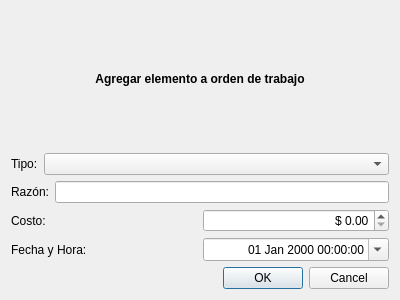
Old version of the form trunk/plugins/ordentrabajo/dhistorialordentrabajo.ui in the repository chungote/gestotux.
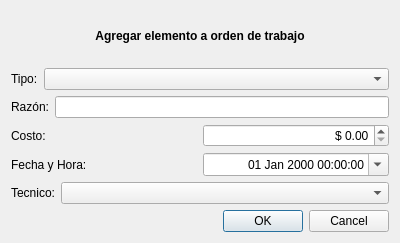
New version of the form. Custom widgets are drawn as their Qt base class.

```diff
--- a/trunk/plugins/ordentrabajo/dhistorialordentrabajo.ui
+++ b/trunk/plugins/ordentrabajo/dhistorialordentrabajo.ui
@@ -7,7 +7,7 @@
     <x>0</x>
     <y>0</y>
     <width>400</width>
-    <height>300</height>
+    <height>243</height>
    </rect>
   </property>
   <property name="windowTitle">
@@ -16,6 +16,12 @@
   <layout class="QVBoxLayout" name="verticalLayout">
    <item>
     <widget class="QLabel" name="LTitulo">
+     <property name="sizePolicy">
+      <sizepolicy hsizetype="Minimum" vsizetype="Preferred">
+       <horstretch>0</horstretch>
+       <verstretch>0</verstretch>
+      </sizepolicy>
+     </property>
      <property name="text">
       <string>&lt;html&gt;&lt;head/&gt;&lt;body&gt;&lt;p align=&quot;center&quot;&gt;&lt;span style=&quot; font-weight:600;&quot;&gt;Agregar elemento a orden de trabajo&lt;/span&gt;&lt;/p&gt;&lt;/body&gt;&lt;/html&gt;</string>
      </property>
@@ -101,6 +107,27 @@
      </item>
     </layout>
    </item>
+   <item>
+    <layout class="QHBoxLayout" name="horizontalLayout_5">
+     <item>
+      <widget class="QLabel" name="LTecnico">
+       <property name="text">
+        <string>Tecnico:</string>
+       </property>
+      </widget>
+     </item>
+     <item>
+      <widget class="ECBTecnicos" name="CBTecnico">
+       <property name="sizePolicy">
+        <sizepolicy hsizetype="MinimumExpanding" vsizetype="Fixed">
+         <horstretch>0</horstretch>
+         <verstretch>0</verstretch>
+        </sizepolicy>
+       </property>
+      </widget>
+     </item>
+    </layout>
+   </item>
    <item>
     <widget class="QDialogButtonBox" name="BBBotones">
      <property name="orientation">
@@ -119,6 +146,11 @@
    <extends>QComboBox</extends>
    <header>ecbtecnicos.h</header>
   </customwidget>
+  <customwidget>
+   <class>ECBTipoOperacionOrdenTrabajo</class>
+   <extends>QComboBox</extends>
+   <header>ecbtipooperacionordentrabajo.h</header>
+  </customwidget>
  </customwidgets>
  <resources/>
  <connections>
```
Left out of the diff: 2 changed lines with no effect on the pictures.
